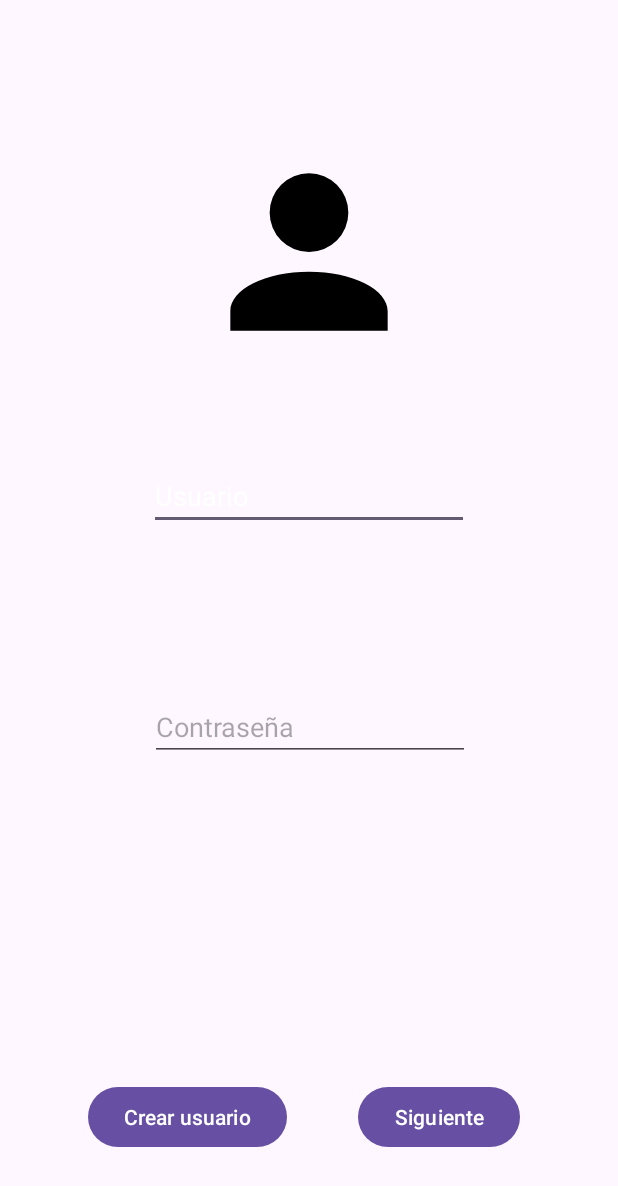
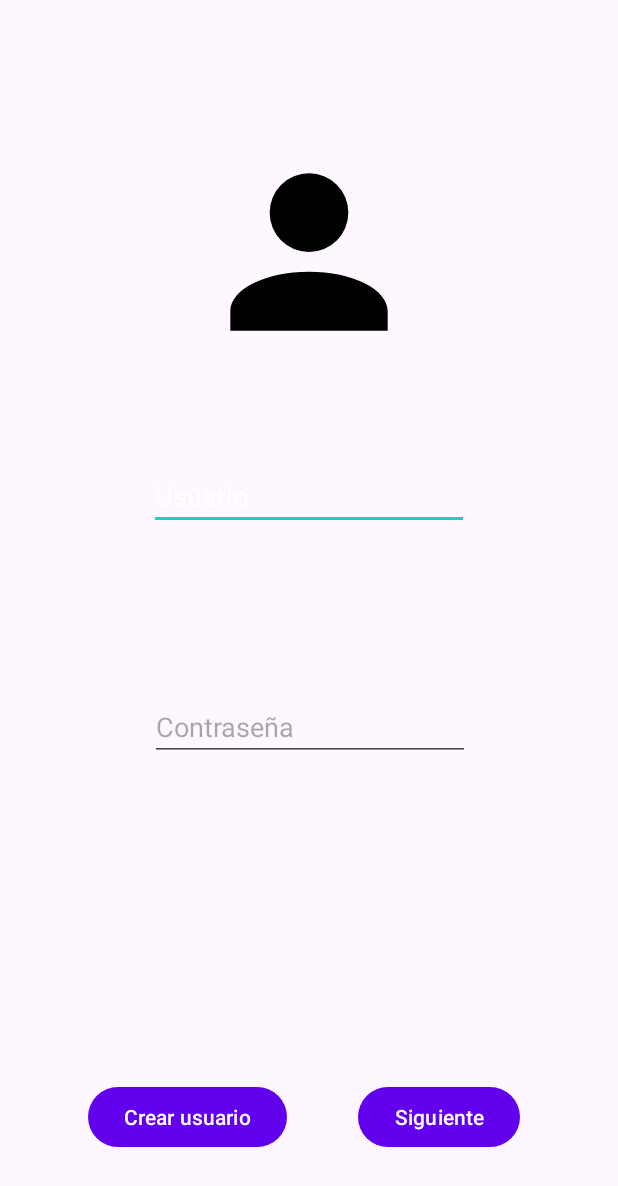
Before and after one commit to azuberogon/ProyectoFinalKotlin, an Android app: the screen it shows after launch (MainActivity), on a phone screen of 412 x 824 dp. Shown: the top 1186 px of the screen. Run offline under Robolectric (Android 15) with nearby library versions, the phone set to English and light mode, and no system bars; our stand-ins replace navigation-ui.

Commit message:
Modo oscuro implementado

```diff
--- a/app/src/main/AndroidManifest.xml
+++ b/app/src/main/AndroidManifest.xml
@@ -22,7 +22,7 @@
             android:name=".imanol.Objetivos"
             android:exported="false" />
         <activity
-            android:name=".imanol.NuevoObjetivo.nuevos_objetivos"
+            android:name=".imanol.Nuevos_objetivos"
             android:exported="false" />
         <activity
             android:name=".hugo.nueva_actividad"
--- a/app/src/main/java/com/example/dallyproject/MainActivity.kt
+++ b/app/src/main/java/com/example/dallyproject/MainActivity.kt
@@ -20,7 +20,7 @@ class MainActivity : AppCompatActivity() {
         btnSiguiente = findViewById(R.id.btnSiguiente)
         btnSiguiente.setOnClickListener{
             // Crea un Intent que describe la transición a la MainInternaActivity
-            val intent = Intent(this, menu::class.java)
+            val intent = Intent(this, MainActivityInterna::class.java)
             // Inicia la actividad
             startActivity(intent)
         }
--- a/app/src/main/res/layout/activity_ajustes.xml
+++ b/app/src/main/res/layout/activity_ajustes.xml
@@ -45,7 +45,7 @@
         app:layout_constraintTop_toTopOf="parent" />
 
     <Switch
-        android:id="@+id/switch1"
+        android:id="@+id/swDarkMode"
         android:layout_width="261dp"
         android:layout_height="46dp"
         android:text="Modo Oscuro"
--- a/app/src/main/res/layout/activity_diario.xml
+++ b/app/src/main/res/layout/activity_diario.xml
@@ -4,7 +4,7 @@
     xmlns:tools="http://schemas.android.com/tools"
     android:layout_width="match_parent"
     android:layout_height="match_parent"
-    android:background="@drawable/fondoDiario"
+    android:background="@drawable/fondodiario"
     tools:context=".hugo.diario">
 
     <View
--- a/app/src/main/res/values-night/themes.xml
+++ b/app/src/main/res/values-night/themes.xml
@@ -1,7 +1,15 @@
 <resources xmlns:tools="http://schemas.android.com/tools">
     <!-- Base application theme. -->
     <style name="Base.Theme.DallyProject" parent="Theme.Material3.DayNight.NoActionBar">
-        <!-- Customize your dark theme here. -->
-        <!-- <item name="colorPrimary">@color/my_dark_primary</item> -->
+        <item name="colorPrimary">@color/blue_200</item>
+        <item name="colorPrimaryVariant">@color/blue_700</item>
+        <item name="colorOnPrimary">@color/black</item>
+        <!-- Secondary brand color. -->
+        <item name="colorSecondary">@color/teal_200</item>
+        <item name="colorSecondaryVariant">@color/teal_200</item>
+        <item name="colorOnSecondary">@color/black</item>
+        <!-- Status bar color. -->
+        <item name="android:statusBarColor">?attr/colorPrimaryVariant</item>
+        <!-- Customize your theme here. -->
     </style>
 </resources>
--- a/app/src/main/res/values/colors.xml
+++ b/app/src/main/res/values/colors.xml
@@ -4,4 +4,9 @@
     <color name="white">#FFFFFFFF</color>
     <color name="primaryColor">#3498db</color>
     <color name="colorDiario">#C47808</color>
+    <color name="blue_200">#FFBB86FC</color>
+    <color name="blue_500">#FF6200EE</color>
+    <color name="blue_700">#FF3700B3</color>
+    <color name="teal_200">#FF03DAC5</color>
+    <color name="teal_700">#FF018786</color>
 </resources>
--- a/app/src/main/res/values/themes.xml
+++ b/app/src/main/res/values/themes.xml
@@ -1,8 +1,16 @@
 <resources xmlns:tools="http://schemas.android.com/tools">
     <!-- Base application theme. -->
     <style name="Base.Theme.DallyProject" parent="Theme.Material3.DayNight.NoActionBar">
-        <!-- Customize your light theme here. -->
-        <!-- <item name="colorPrimary">@color/my_light_primary</item> -->
+        <item name="colorPrimary">@color/blue_500</item>
+        <item name="colorPrimaryVariant">@color/blue_700</item>
+        <item name="colorOnPrimary">@color/white</item>
+        <!-- Secondary brand color. -->
+        <item name="colorSecondary">@color/teal_200</item>
+        <item name="colorSecondaryVariant">@color/teal_700</item>
+        <item name="colorOnSecondary">@color/black</item>
+        <!-- Status bar color. -->
+        <item name="android:statusBarColor">?attr/colorPrimaryVariant</item>
+        <!-- Customize your theme here. -->
     </style>
 
     <style name="Theme.DallyProject" parent="Base.Theme.DallyProject" />
```
Also changed, not shown: app/src/main/java/com/example/dallyproject/hugo/ajustes.kt (+38 -9 lines), app/src/main/res/drawable/logo.jpg (added).
